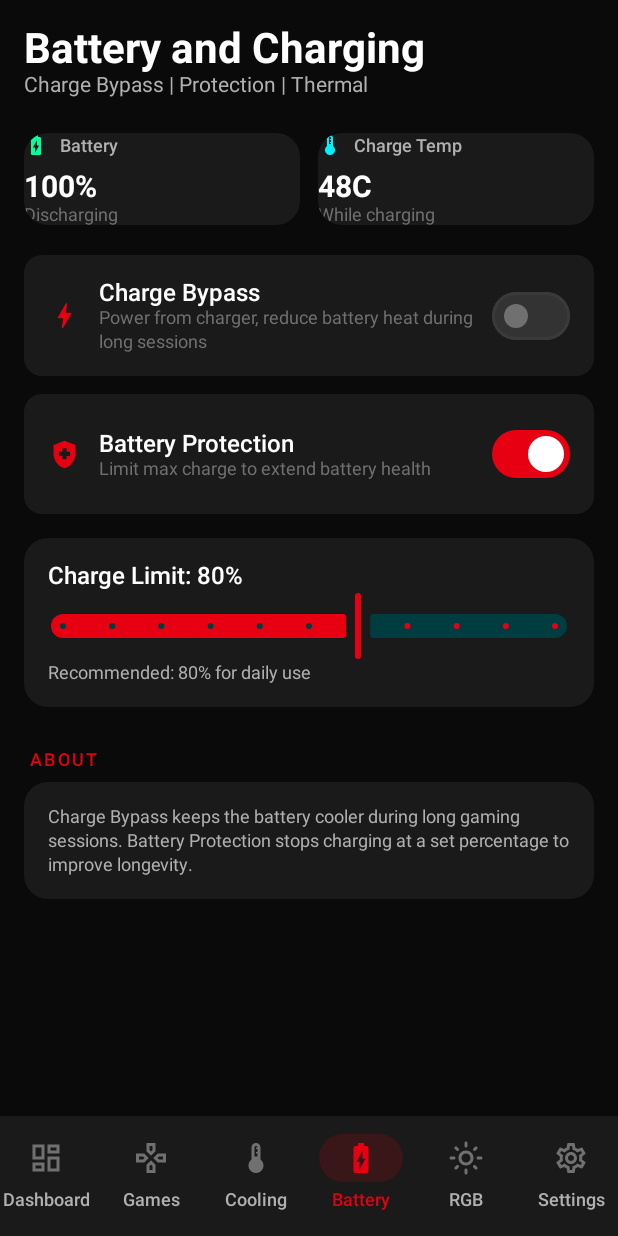
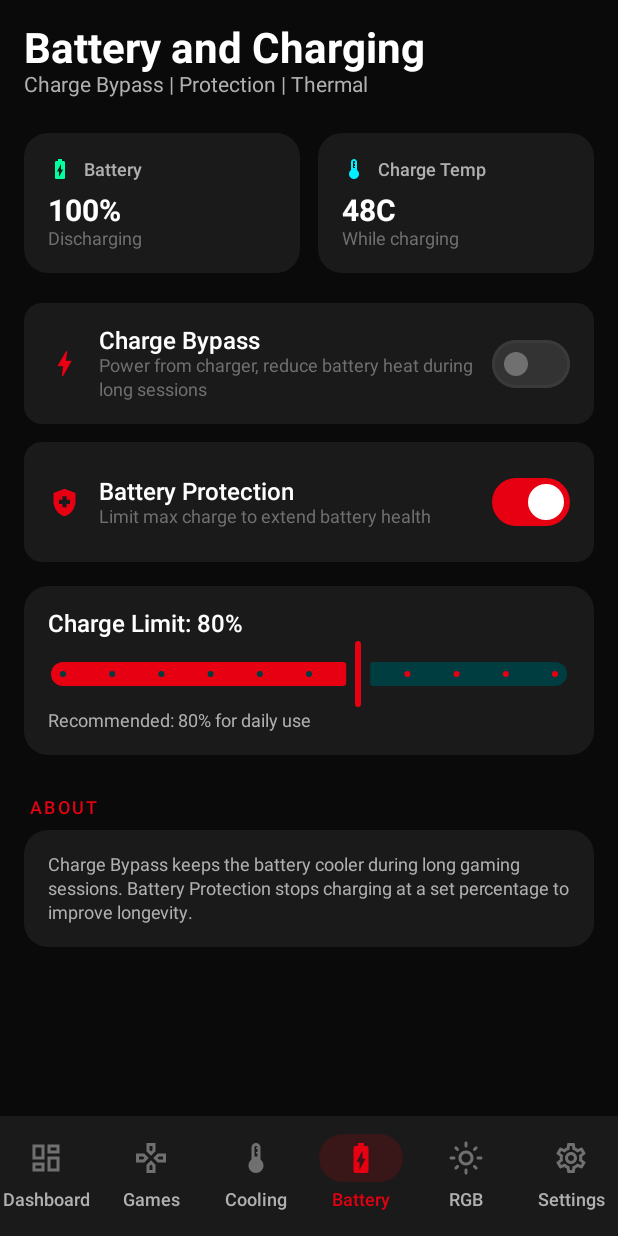
Before and after one commit to kesrilal518-eng/REDMAGIC-GAME-SPACE, an Android app built with Jetpack Compose: the BatteryScreen screen opened through its navigation route, on a phone screen of 412 x 824 dp. Run offline under Robolectric (Android 15) with nearby library versions, the phone set to English and light mode, and no system bars; our stand-ins replace Room's generated code.

Commit message:
Fix CommonComponents Spacer and MetricCard composable structure

```diff
--- a/app/src/main/java/com/redmagic/gamespace/ui/components/CommonComponents.kt
+++ b/app/src/main/java/com/redmagic/gamespace/ui/components/CommonComponents.kt
@@ -68,18 +68,40 @@ fun MetricCard(
         colors = CardDefaults.cardColors(containerColor = RedMagicCard),
         shape = RoundedCornerShape(16.dp)
     ) {
-        Column(Modifier = Modifier.fillMaxWidth().padding(16.dp)) {
+        Column(
+            modifier = Modifier
+                .fillMaxWidth()
+                .padding(16.dp)
+        ) {
             Row(verticalAlignment = Alignment.CenterVertically) {
                 if (icon != null) {
-                    Icon(icon, null, tint = accentColor, modifier = Modifier.size(16.dp))
-                    Spacer(Modifier.width(8.dp))
+                    Icon(
+                        imageVector = icon,
+                        contentDescription = null,
+                        tint = accentColor,
+                        modifier = Modifier.size(16.dp)
+                    )
+                    Spacer(modifier = Modifier.width(8.dp))
                 }
-                Text(title, style = MaterialTheme.typography.labelMedium, color = TextSecondary)
+                Text(
+                    text = title,
+                    style = MaterialTheme.typography.labelMedium,
+                    color = TextSecondary
+                )
             }
-            Spacer(Modifier.height(8.dp))
-            Text(value, style = MaterialTheme.typography.headlineMedium, color = TextPrimary, fontWeight = FontWeight.Bold)
+            Spacer(modifier = Modifier.height(8.dp))
+            Text(
+                text = value,
+                style = MaterialTheme.typography.headlineMedium,
+                color = TextPrimary,
+                fontWeight = FontWeight.Bold
+            )
             if (subtitle != null) {
-                Text(subtitle, style = MaterialTheme.typography.bodySmall, color = TextMuted)
+                Text(
+                    text = subtitle,
+                    style = MaterialTheme.typography.bodySmall,
+                    color = TextMuted
+                )
             }
         }
     }
@@ -99,17 +121,34 @@ fun ProgressMetric(
         label = "progress"
     )
     Column(modifier = Modifier.fillMaxWidth()) {
-        Row(Modifier = Modifier.fillMaxWidth(), horizontalArrangement = Arrangement.SpaceBetween) {
+        Row(
+            modifier = Modifier.fillMaxWidth(),
+            horizontalArrangement = Arrangement.SpaceBetween
+        ) {
             Text(label, style = MaterialTheme.typography.bodySmall, color = TextSecondary)
-            Text(valueText ?: "${value.toInt()}%", style = MaterialTheme.typography.bodySmall, color = TextPrimary, fontWeight = FontWeight.Medium)
+            Text(
+                valueText ?: "${value.toInt()}%",
+                style = MaterialTheme.typography.bodySmall,
+                color = TextPrimary,
+                fontWeight = FontWeight.Medium
+            )
         }
-        Spacer(Modifier.height(6.dp))
+        Spacer(modifier = Modifier.height(6.dp))
         Box(
-            modifier = Modifier.fillMaxWidth().height(6.dp).clip(RoundedCornerShape(3.dp)).background(Color(0xFF2A2A2A))
+            modifier = Modifier
+                .fillMaxWidth()
+                .height(6.dp)
+                .clip(RoundedCornerShape(3.dp))
+                .background(Color(0xFF2A2A2A))
         ) {
             Box(
-                modifier = Modifier.fillMaxWidth(animated).height(6.dp).clip(RoundedCornerShape(3.dp))
-                    .background(Brush.horizontalGradient(listOf(color.copy(alpha = 0.7f), color)))
+                modifier = Modifier
+                    .fillMaxWidth(animated)
+                    .height(6.dp)
+                    .clip(RoundedCornerShape(3.dp))
+                    .background(
+                        Brush.horizontalGradient(listOf(color.copy(alpha = 0.7f), color))
+                    )
             )
         }
     }
@@ -124,13 +163,17 @@ fun SettingSwitchRow(
     icon: ImageVector? = null
 ) {
     Row(
-        modifier = Modifier.fillMaxWidth().clip(RoundedCornerShape(12.dp)).background(RedMagicCard)
-            .clickable { onCheckedChange(!checked) }.padding(16.dp),
+        modifier = Modifier
+            .fillMaxWidth()
+            .clip(RoundedCornerShape(12.dp))
+            .background(RedMagicCard)
+            .clickable { onCheckedChange(!checked) }
+            .padding(16.dp),
         verticalAlignment = Alignment.CenterVertically
     ) {
         if (icon != null) {
             Icon(icon, null, tint = RedMagicRed, modifier = Modifier.size(22.dp))
-            Spacer(Modifier.width(12.dp))
+            Spacer(modifier = Modifier.width(12.dp))
         }
         Column(modifier = Modifier.weight(1f)) {
             Text(title, style = MaterialTheme.typography.titleMedium, color = TextPrimary)
@@ -152,12 +195,20 @@ fun SettingSwitchRow(
 }
 
 @Composable
-fun ModeChip(label: String, selected: Boolean, onClick: () -> Unit, modifier: Modifier = Modifier) {
+fun ModeChip(
+    label: String,
+    selected: Boolean,
+    onClick: () -> Unit,
+    modifier: Modifier = Modifier
+) {
     val bg = if (selected) RedMagicRed else RedMagicCardElevated
-    val border = if (selected) RedMagicRed else Color(0xFF333333)
+    val borderColor = if (selected) RedMagicRed else Color(0xFF333333)
     Box(
-        modifier = modifier.clip(RoundedCornerShape(20.dp)).background(bg)
-            .border(1.dp, border, RoundedCornerShape(20.dp)).clickable(onClick = onClick)
+        modifier = modifier
+            .clip(RoundedCornerShape(20.dp))
+            .background(bg)
+            .border(1.dp, borderColor, RoundedCornerShape(20.dp))
+            .clickable(onClick = onClick)
             .padding(horizontal = 16.dp, vertical = 10.dp),
         contentAlignment = Alignment.Center
     ) {
@@ -173,7 +224,10 @@ fun ModeChip(label: String, selected: Boolean, onClick: () -> Unit, modifier: Mo
 @Composable
 fun ColorSwatch(color: Color, selected: Boolean, onClick: () -> Unit) {
     Box(
-        modifier = Modifier.size(40.dp).clip(CircleShape).background(color)
+        modifier = Modifier
+            .size(40.dp)
+            .clip(CircleShape)
+            .background(color)
             .border(
                 width = if (selected) 3.dp else 1.dp,
                 color = if (selected) Color.White else Color(0xFF444444),
```
